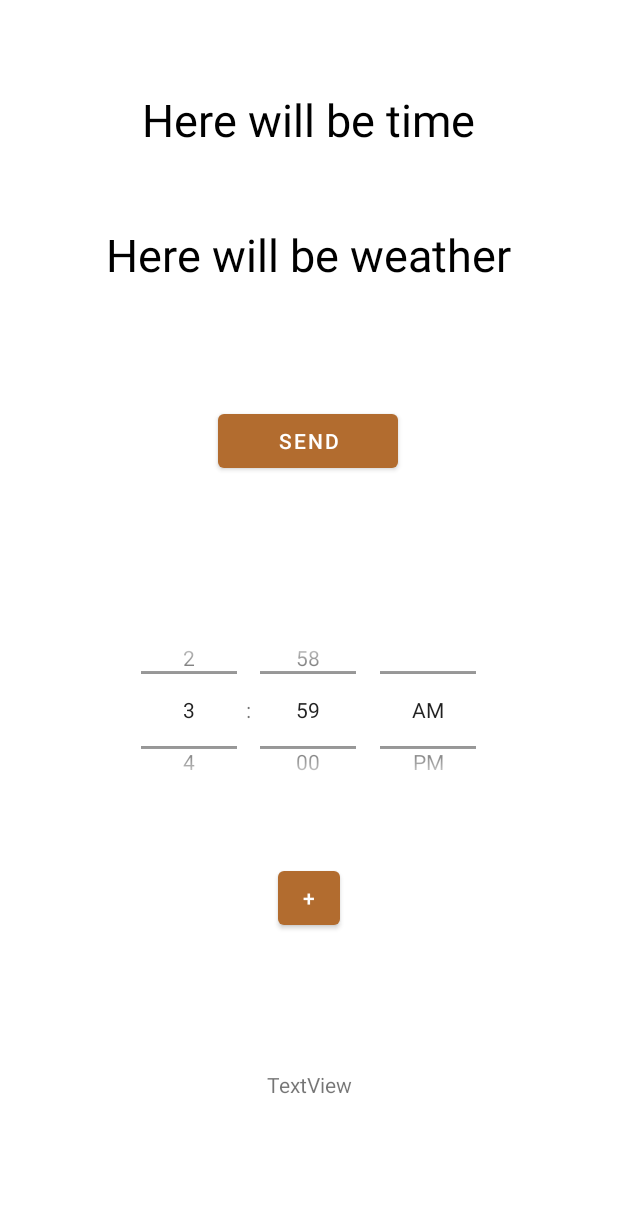
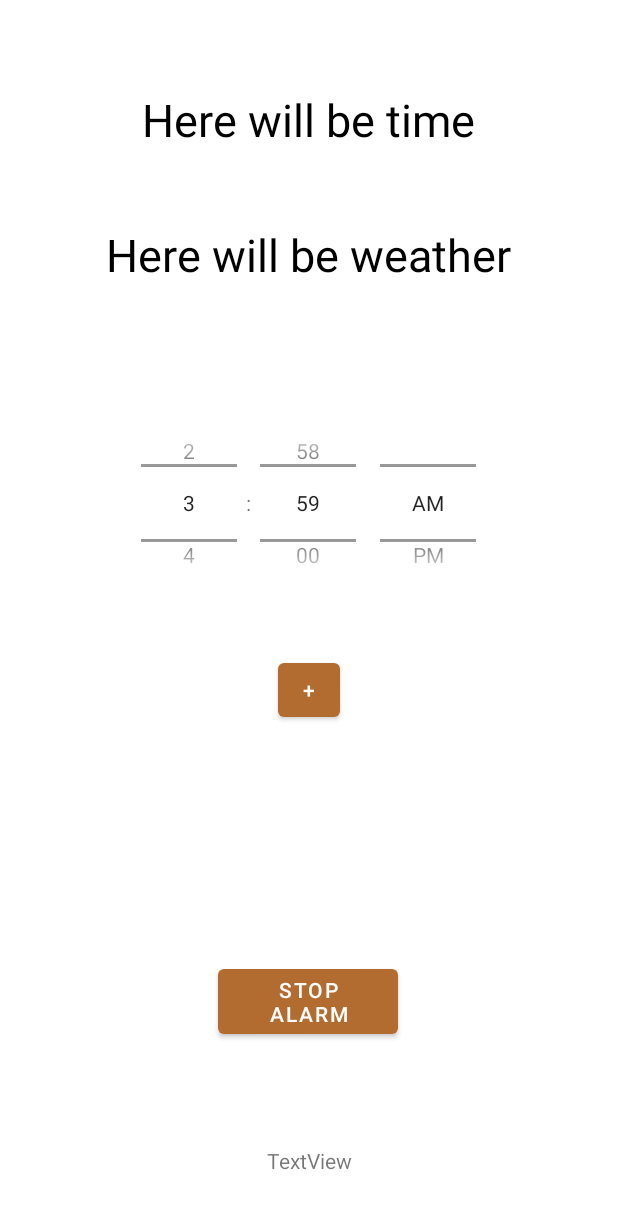
Before and after one commit to JKusiak/clock-app, an Android app: the ClockActivity screen opened directly, with no data from a screen before it, on a phone screen of 412 x 824 dp. Shown: the top 1209 px of the screen. Run offline under Robolectric (Android 15) with nearby library versions, the phone set to English and light mode, and no system bars; 3 statements that could not run were skipped.

```diff
--- a/AlarmClockApp/app/src/main/res/layout/activity_clock.xml
+++ b/AlarmClockApp/app/src/main/res/layout/activity_clock.xml
@@ -38,30 +38,29 @@
         app:layout_constraintVertical_bias="0.049" />
 
     <Button
-        android:id="@+id/sendBtn"
+        android:id="@+id/stopAlarmBtn"
         android:layout_width="120dp"
         android:layout_height="wrap_content"
-        android:text="@string/send"
+        android:layout_marginTop="156dp"
+        android:text="stop alarm"
         android:textColorHighlight="#FFFFFF"
-        app:layout_constraintBottom_toBottomOf="parent"
         app:layout_constraintEnd_toEndOf="parent"
         app:layout_constraintHorizontal_bias="0.498"
         app:layout_constraintStart_toStartOf="parent"
-        app:layout_constraintTop_toBottomOf="@+id/weatherDataArduino"
-        app:layout_constraintVertical_bias="0.123" />
+        app:layout_constraintTop_toBottomOf="@+id/scheduleAlarmBtn" />
 
     <TimePicker
         android:id="@+id/alarmTimePicker"
         android:layout_width="266dp"
         android:layout_height="136dp"
+        android:layout_marginBottom="352dp"
         android:layout_weight="0.6"
         android:timePickerMode="spinner"
         app:layout_constraintBottom_toBottomOf="parent"
         app:layout_constraintEnd_toEndOf="parent"
         app:layout_constraintHorizontal_bias="0.496"
         app:layout_constraintStart_toStartOf="parent"
-        app:layout_constraintTop_toBottomOf="@+id/sendBtn"
-        app:layout_constraintVertical_bias="0.236" />
+        app:layout_constraintTop_toBottomOf="@+id/weatherDataArduino" />
 
     <Button
         android:id="@+id/scheduleAlarmBtn"
@@ -73,17 +72,18 @@
         app:layout_constraintEnd_toEndOf="parent"
         app:layout_constraintStart_toStartOf="parent"
         app:layout_constraintTop_toBottomOf="@+id/alarmTimePicker"
-        app:layout_constraintVertical_bias="0.141" />
+        app:layout_constraintVertical_bias="0.087" />
 
     <TextView
         android:id="@+id/errorMsg"
         android:layout_width="247dp"
         android:layout_height="57dp"
+        android:gravity="center"
         android:text="TextView"
-        android:gravity="center"
         app:layout_constraintBottom_toBottomOf="parent"
         app:layout_constraintEnd_toEndOf="parent"
         app:layout_constraintStart_toStartOf="parent"
-        app:layout_constraintTop_toBottomOf="@+id/scheduleAlarmBtn" />
+        app:layout_constraintTop_toBottomOf="@+id/stopAlarmBtn"
+        app:layout_constraintVertical_bias="0.698" />
 
 </androidx.constraintlayout.widget.ConstraintLayout>
```
Also changed, not shown: AlarmClockApp/app/src/main/java/com/example/alarmclockapp/ClockActivity.java (+39 -20 lines), 4 other files.
